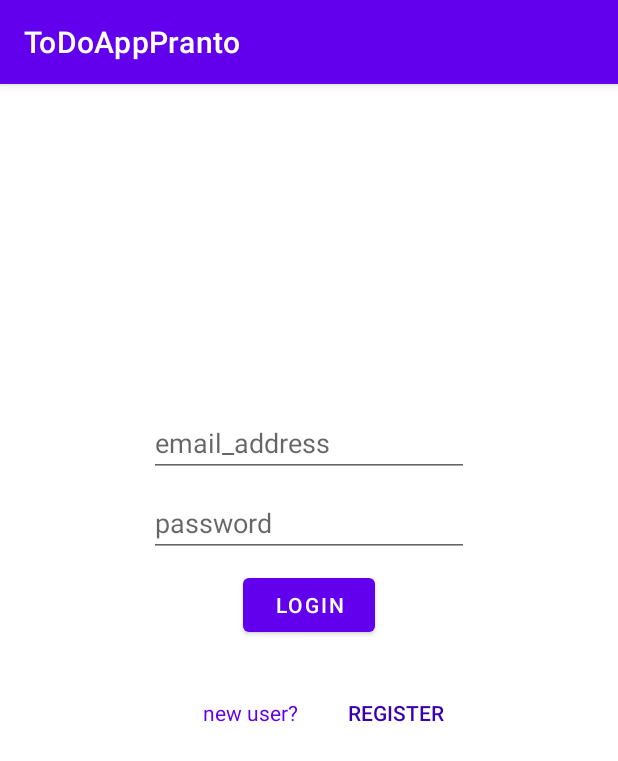
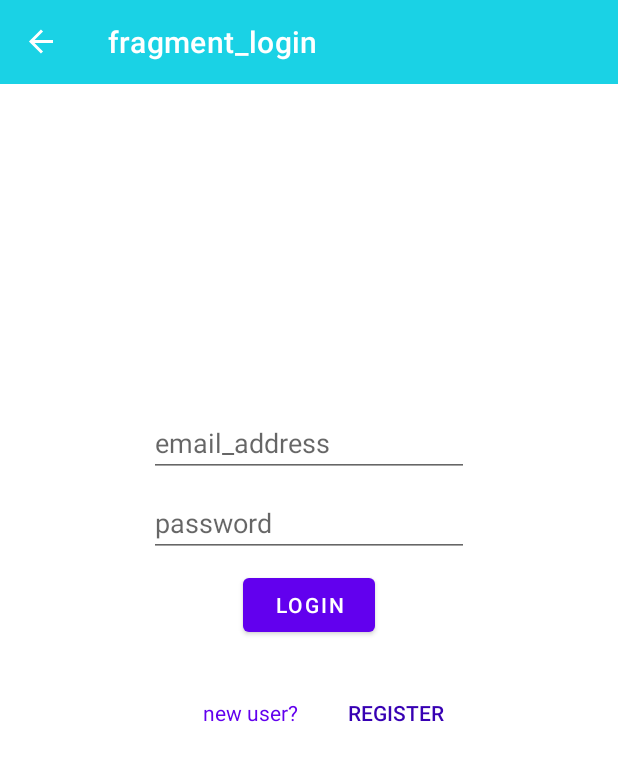
Before and after one commit to PrantoMondal/ToDoApp, an Android app: the screen it shows after launch (MainActivity), after a tap on "LOGIN", on a phone screen of 412 x 824 dp. Shown: the top 761 px of the screen. Run offline under Robolectric (Android 15) with nearby library versions, the phone set to English and light mode, and no system bars; our stand-ins replace Room's generated code, data binding, navigation-ui.

Commit message:
Logout added

```diff
--- a/app/src/main/java/com/studioartagonist/todoapppranto/MainActivity.kt
+++ b/app/src/main/java/com/studioartagonist/todoapppranto/MainActivity.kt
@@ -2,10 +2,23 @@ package com.studioartagonist.todoapppranto
 
 import androidx.appcompat.app.AppCompatActivity
 import android.os.Bundle
+import androidx.appcompat.widget.Toolbar
+import androidx.navigation.NavController
+import androidx.navigation.fragment.NavHostFragment
+import androidx.navigation.ui.AppBarConfiguration
+import androidx.navigation.ui.setupWithNavController
 
 class MainActivity : AppCompatActivity() {
+    private lateinit var navController: NavController
+    private lateinit var appBarConfiguration:AppBarConfiguration
     override fun onCreate(savedInstanceState: Bundle?) {
         super.onCreate(savedInstanceState)
         setContentView(R.layout.activity_main)
+        val toolbar:Toolbar = findViewById(R.id.mToolbar)
+        val navHostFragment = supportFragmentManager
+            .findFragmentById(R.id.fragmentContainerView) as NavHostFragment
+        navController = navHostFragment.navController
+        appBarConfiguration = AppBarConfiguration(navController.graph)
+        toolbar.setupWithNavController(navController,appBarConfiguration)
     }
 }
--- a/app/src/main/java/com/studioartagonist/todoapppranto/db/ToDoDB.kt
+++ b/app/src/main/java/com/studioartagonist/todoapppranto/db/ToDoDatabase.kt
@@ -5,7 +5,7 @@ import androidx.room.*
 import com.studioartagonist.todoapppranto.entities.TodoModel
 import com.studioartagonist.todoapppranto.entities.UserModel
 import com.studioartagonist.todoapppranto.daos.TodoDao
-import com.tanvir.training.todoappbatch04.daos.UserDao
+import com.studioartagonist.todoapppranto.daos.UserDao
 
 
 @Database(entities = [TodoModel::class, UserModel::class], version = 1)
--- a/app/src/main/java/com/studioartagonist/todoapppranto/viewmodels/LoginViewModel.kt
+++ b/app/src/main/java/com/studioartagonist/todoapppranto/viewmodels/LoginViewModel.kt
@@ -6,38 +6,36 @@ import androidx.lifecycle.MutableLiveData
 import androidx.lifecycle.viewModelScope
 import com.studioartagonist.todoapppranto.db.TodoDatabase
 import com.studioartagonist.todoapppranto.entities.UserModel
-import kotlinx.coroutines.delay
 import kotlinx.coroutines.launch
 
 class LoginViewModel(application: Application)
     : AndroidViewModel(application) {
-        private val userDao = TodoDatabase.getDB(application).userDao()
+    private val userDao = TodoDatabase.getDB(application).userDao()
     val errMsgLD: MutableLiveData<String> = MutableLiveData()
     var userModel: UserModel? = null
 
-    fun login(email: String, password:String,callback:(Long) -> Unit){
+
+    fun login(email: String, passwowrd: String, callback:(Long) -> Unit) {
         viewModelScope.launch {
             userModel = userDao.getUserByEmail(email)
-            if(userModel!=null){
-                if (userModel!!.password == password){
+            if (userModel != null) {
+                if (userModel!!.password == passwowrd) {
                     callback(userModel!!.userId)
+                } else {
+                    errMsgLD.value = "Incorrect password"
                 }
-                else{
-                    errMsgLD.value = "Incorrect Password"
-                }
-            }
-            else{
+            } else {
                 errMsgLD.value = "Email does not exist"
             }
         }
     }
-    fun register(user: UserModel,callback:(Long) -> Unit){
+
+    fun register(user: UserModel, callback:(Long) -> Unit) {
         viewModelScope.launch {
             userModel = userDao.getUserByEmail(user.email)
-            if (userModel!=null){
-                errMsgLD.value = "Email Already Exist"
-            }
-            else{
+            if (userModel != null) {
+                errMsgLD.value = "Email already exists"
+            }else {
                 val rowid = userDao.insertUser(user)
                 userModel = user.apply {
                     userId = rowid
--- /dev/null
+++ b/app/src/main/res/drawable/ic_baseline_add_24.xml
@@ -0,0 +1,5 @@
+<vector android:height="24dp" android:tint="#FFFFFF"
+    android:viewportHeight="24" android:viewportWidth="24"
+    android:width="24dp" xmlns:android="http://schemas.android.com/apk/res/android">
+    <path android:fillColor="@android:color/white" android:pathData="M19,13h-6v6h-2v-6H5v-2h6V5h2v6h6v2z"/>
+</vector>
--- a/app/src/main/res/drawable/ic_baseline_add_circle_24.xml
+++ /dev/null
@@ -1,5 +0,0 @@
-<vector android:height="24dp" android:tint="#0090FF"
-    android:viewportHeight="24" android:viewportWidth="24"
-    android:width="24dp" xmlns:android="http://schemas.android.com/apk/res/android">
-    <path android:fillColor="@android:color/white" android:pathData="M12,2C6.48,2 2,6.48 2,12s4.48,10 10,10 10,-4.48 10,-10S17.52,2 12,2zM17,13h-4v4h-2v-4L7,13v-2h4L11,7h2v4h4v2z"/>
-</vector>
--- a/app/src/main/res/layout/activity_main.xml
+++ b/app/src/main/res/layout/activity_main.xml
@@ -1,10 +1,20 @@
 <?xml version="1.0" encoding="utf-8"?>
-<FrameLayout xmlns:android="http://schemas.android.com/apk/res/android"
+<LinearLayout xmlns:android="http://schemas.android.com/apk/res/android"
     xmlns:app="http://schemas.android.com/apk/res-auto"
     xmlns:tools="http://schemas.android.com/tools"
     android:layout_width="match_parent"
     android:layout_height="match_parent"
+    android:orientation="vertical"
     tools:context=".MainActivity" >
+
+    <androidx.appcompat.widget.Toolbar
+        android:layout_width="match_parent"
+        android:layout_height="wrap_content"
+        android:id="@+id/mToolbar"
+        android:background="#1AD2E5"
+        android:theme="@style/ThemeOverlay.AppCompat.Dark.ActionBar"
+        app:popupTheme="@style/ThemeOverlay.AppCompat.Light"/>
+
 
 
     <androidx.fragment.app.FragmentContainerView
@@ -14,4 +24,4 @@
         android:layout_height="match_parent"
         app:defaultNavHost="true"
         app:navGraph="@navigation/nav_graph" />
-</FrameLayout>
+</LinearLayout>
--- /dev/null
+++ b/app/src/main/res/menu/todo_list_menu.xml
@@ -0,0 +1,5 @@
+<?xml version="1.0" encoding="utf-8"?>
+<menu xmlns:android="http://schemas.android.com/apk/res/android">
+<item android:title="@string/logout"
+    android:id="@+id/item_logout"/>
+</menu>
--- a/app/src/main/res/values-night/themes.xml
+++ b/app/src/main/res/values-night/themes.xml
@@ -1,6 +1,6 @@
 <resources xmlns:tools="http://schemas.android.com/tools">
     <!-- Base application theme. -->
-    <style name="Theme.ToDoAppPranto" parent="Theme.MaterialComponents.DayNight.DarkActionBar">
+    <style name="Theme.ToDoAppPranto" parent="Theme.MaterialComponents.DayNight.NoActionBar">
         <!-- Primary brand color. -->
         <item name="colorPrimary">@color/purple_200</item>
         <item name="colorPrimaryVariant">@color/purple_700</item>
--- a/app/src/main/res/values/strings.xml
+++ b/app/src/main/res/values/strings.xml
@@ -6,5 +6,6 @@
     <string name="password">password</string>
     <string name="email_address">email_address</string>
     <string name="new_user">new user?</string>
+    <string name="logout">logout</string>
 
 </resources>
--- a/app/src/main/res/values/themes.xml
+++ b/app/src/main/res/values/themes.xml
@@ -1,6 +1,6 @@
 <resources xmlns:tools="http://schemas.android.com/tools">
     <!-- Base application theme. -->
-    <style name="Theme.ToDoAppPranto" parent="Theme.MaterialComponents.DayNight.DarkActionBar">
+    <style name="Theme.ToDoAppPranto" parent="Theme.MaterialComponents.DayNight.NoActionBar">
         <!-- Primary brand color. -->
         <item name="colorPrimary">@color/purple_500</item>
         <item name="colorPrimaryVariant">@color/purple_700</item>
```
Also changed, not shown: app/build.gradle (+8 -10 lines), app/src/main/java/com/studioartagonist/todoapppranto/LoginFragment.kt (+4 -9 lines), app/src/main/res/layout/fragment_to_do_list.xml (+4 -4 lines).
